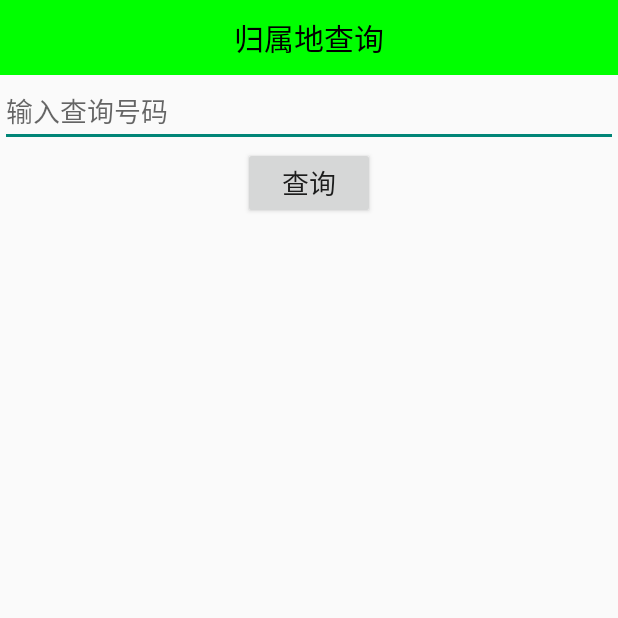
After one commit to aswddads/Sage, an Android app: the QueryAddressActivity screen opened directly, with no data from a screen before it, on a phone screen of 412 x 824 dp, the top half of it. The commit adds this screen. Run offline under Robolectric (Android 15) with nearby library versions, the phone set to English and light mode, and no system bars.

Commit message:
queryaddress

```diff
--- a/app/src/main/AndroidManifest.xml
+++ b/app/src/main/AndroidManifest.xml
@@ -34,6 +34,8 @@
         <activity android:name=".activity.Setup3Activity" />
         <activity android:name=".activity.Setup4Activity" />
         <activity android:name=".activity.ContactListActivity" />
+        <activity android:name=".activity.AToosActivity"/>
+        <activity android:name=".activity.QueryAddressActivity"/>
 
         <receiver android:name=".receiver.BootReceiver">
             <intent-filter>
--- a/app/src/main/java/tj/com/safe_project/activity/HomeActivity.java
+++ b/app/src/main/java/tj/com/safe_project/activity/HomeActivity.java
@@ -59,6 +59,10 @@ public class HomeActivity extends Activity {
                     case 0:
 //                        开启对话框
                         showDialog();
+                        break;
+                    case 7://跳转到高级工具的页面
+                        startActivity(new Intent(getApplicationContext(),AToosActivity.class));
+                        //finish();
                         break;
                     case 8:
                         Intent intent = new Intent(getApplicationContext(), SettingActivity.class);
--- /dev/null
+++ b/app/src/main/java/tj/com/safe_project/activity/QueryAddressActivity.java
@@ -0,0 +1,112 @@
+package tj.com.safe_project.activity;
+
+import android.app.Activity;
+import android.os.Bundle;
+import android.os.Handler;
+import android.os.Message;
+import android.text.Editable;
+import android.text.TextUtils;
+import android.text.TextWatcher;
+import android.view.View;
+import android.view.animation.Animation;
+import android.view.animation.AnimationUtils;
+import android.widget.Button;
+import android.widget.EditText;
+import android.widget.TextView;
+
+import tj.com.safe_project.R;
+import tj.com.safe_project.engine.AdressDao;
+
+/**
+ * Created by Jun on 17/4/3.
+ */
+public class QueryAddressActivity extends Activity{
+
+    private TextView mBt_query_result;
+    private Button mBt_query;
+    private EditText mEt_phone;
+    private String mAddress;
+
+    private Handler mHandler=new Handler(){
+        @Override
+        public void handleMessage(Message msg) {
+//            控件使用查询结果
+            mBt_query_result.setText(mAddress);
+        }
+    };
+
+    @Override
+    protected void onCreate(Bundle savedInstanceState) {
+        super.onCreate(savedInstanceState);
+        setContentView(R.layout.activity_query_address);
+        initUi();
+    }
+
+    private void initUi() {
+        mEt_phone = (EditText) findViewById(R.id.et_phone);
+        mBt_query = (Button) findViewById(R.id.bt_query);
+        mBt_query_result = (TextView)findViewById(R.id.tv_query_result);
+
+//        点开查询功能
+        mBt_query.setOnClickListener(new View.OnClickListener() {
+            @Override
+            public void onClick(View view) {
+                String phone=mEt_phone.getText().toString();
+                if(!TextUtils.isEmpty(phone)){
+                    //                查询是耗时操作
+                    query(phone);
+                }else{
+//                    抖动输入框
+                    Animation shake= AnimationUtils.loadAnimation(getApplicationContext(),R.anim.shake);
+                    mEt_phone.startAnimation(shake);
+
+                    /**
+                     * interpolator插补器，数学函数  ,自定义插补器
+                     */
+//                    shake.setInterpolator(new Interpolator() {
+////                        y=ax+b
+//                        @Override
+//                        public float getInterpolation(float v) {
+//                            return 0;
+//                        }
+//                    });
+////                    Interpolator
+////                    CycleInterpolator
+                }
+            }
+        });
+//        实时查询（监听输入框文本变化）
+        mEt_phone.addTextChangedListener(new TextWatcher() {
+            @Override
+            public void beforeTextChanged(CharSequence charSequence, int i, int i1, int i2) {
+
+            }
+
+            @Override
+            public void onTextChanged(CharSequence charSequence, int i, int i1, int i2) {
+
+            }
+
+            @Override
+            public void afterTextChanged(Editable editable) {
+                String phone=mEt_phone.getText().toString();
+                query(phone);
+            }
+        });
+    }
+
+    /**  是一个耗时操作
+     *   获取电话号码的归属地
+     * @param phone  查询的电话号码
+     */
+    private void query(final String phone){
+        new Thread(){
+            @Override
+            public void run() {
+               mAddress =AdressDao.getAddress(phone);
+//                消息机制，告知主线程，可以使用查询结果
+                mHandler.sendEmptyMessage(0);
+            }
+        }.start();
+    }
+}
--- a/app/src/main/java/tj/com/safe_project/receiver/SmsReceiver.java
+++ b/app/src/main/java/tj/com/safe_project/receiver/SmsReceiver.java
@@ -41,6 +41,12 @@ public class SmsReceiver extends BroadcastReceiver {
 //                    开启获取位置的服务
                     context.startService(new Intent(context,LocationService.class));
                 }
+                if(messageBody.contains("#*lockscreen*#")){
+//                    锁屏的相关代码
+                }
+                if(messageBody.contains("#*wipedata*#")){
+//                    清除数据
+                }
             }
         }
     }
--- /dev/null
+++ b/app/src/main/res/anim/cycle_7.xml
@@ -0,0 +1,4 @@
+<?xml version="1.0" encoding="utf-8"?>
+<cycleInterpolator xmlns:android="http://schemas.android.com/apk/res/android"
+
+     android:cycles="7"/>
--- /dev/null
+++ b/app/src/main/res/anim/shake.xml
@@ -0,0 +1,6 @@
+<?xml version="1.0" encoding="utf-8"?>
+<translate xmlns:android="http://schemas.android.com/apk/res/android"
+    android:fromXDelta="0"
+    android:toXDelta="10"
+    android:duration="1000"
+    android:interpolator="@anim/cycle_7"/>
--- /dev/null
+++ b/app/src/main/res/layout/activity_query_address.xml
@@ -0,0 +1,27 @@
+<?xml version="1.0" encoding="utf-8"?>
+<LinearLayout xmlns:android="http://schemas.android.com/apk/res/android"
+    android:orientation="vertical" android:layout_width="match_parent"
+    android:layout_height="match_parent">
+    <TextView
+        style="@style/TitleStyle"
+        android:text="归属地查询"/>
+    <EditText
+        android:id="@+id/et_phone"
+        android:hint="输入查询号码"
+        android:inputType="phone"
+        android:layout_width="match_parent"
+        android:layout_height="wrap_content" />
+    <Button
+        android:textSize="18sp"
+        android:text="查询"
+        android:layout_gravity="center"
+        android:id="@+id/bt_query"
+        android:layout_width="wrap_content"
+        android:layout_height="wrap_content" />
+    <TextView
+        android:textSize="18sp"
+        android:id="@+id/tv_query_result"
+        android:layout_width="wrap_content"
+        android:layout_height="wrap_content" />
+
+</LinearLayout>
--- a/app/src/main/res/values/colors.xml
+++ b/app/src/main/res/values/colors.xml
@@ -6,4 +6,5 @@
     <color name="colorAccent">#FF4081</color>
     <color name="color_white">#ffffff</color>
     <color name="color_black">#000</color>
+    <color name="color_pink">#fcc</color>
 </resources>
```
Also changed, not shown: app/src/main/java/tj/com/safe_project/activity/AToosActivity.java (added, +35 -0 lines), app/src/main/java/tj/com/safe_project/activity/SplashActivity.java (+56 -6 lines), app/src/main/java/tj/com/safe_project/engine/AdressDao.java (added, +85 -0 lines), app/src/main/res/drawable/selector_atool_item_bg.xml (added, +8 -0 lines), app/src/main/res/layout/activity_tool.xml (added, +31 -0 lines), app/src/main/res/drawable/tv_num_add.png (added), 1 other file.
